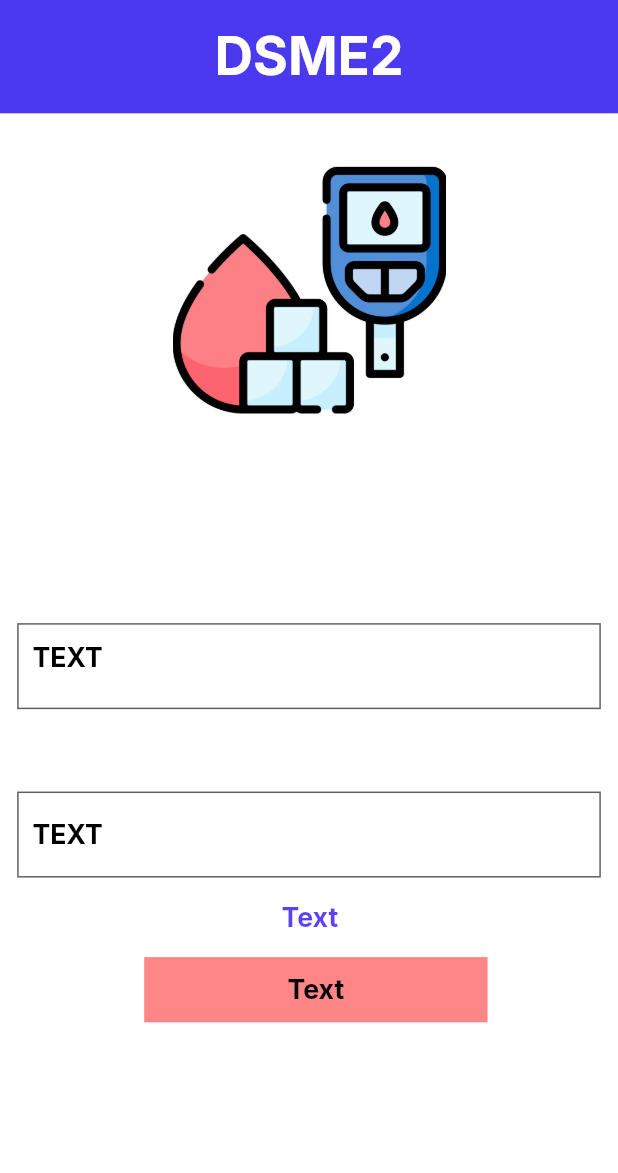
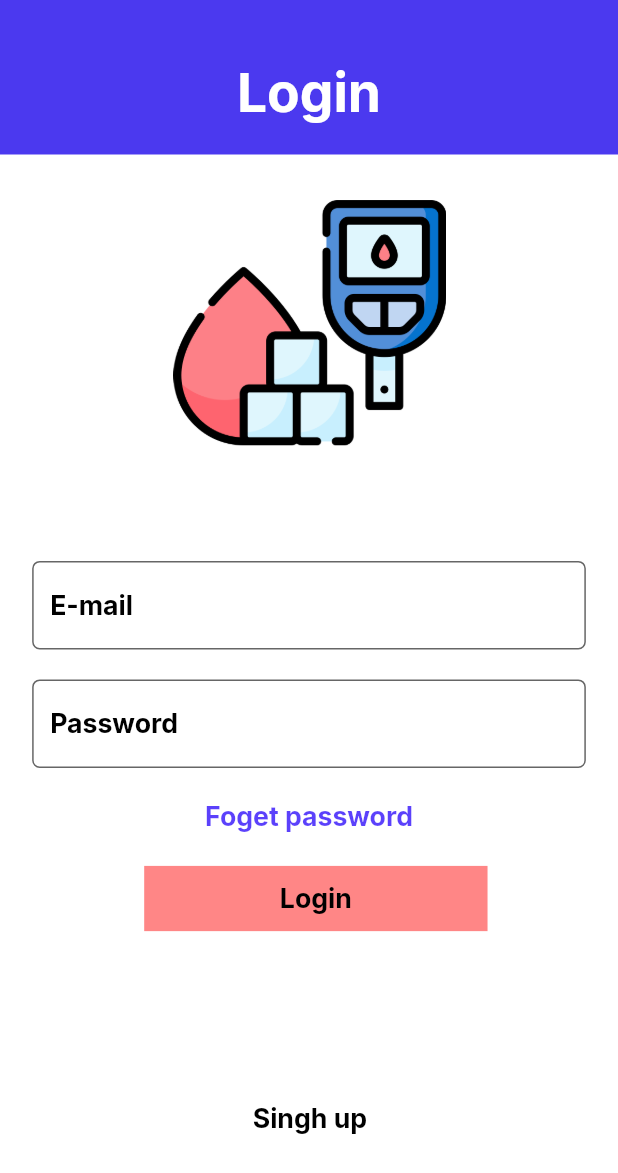
Before and after one commit to Adisorn1999/Fluterr_Project_rbru, a Flutter app: the screen it shows after launch, on a phone screen of 412 x 824 dp. Shown: the top 1173 px of the screen. Run offline on Flutter 3.47's test engine with Material 2 defaults, Android fonts, the phone set to English and light mode, and no system bars; our stand-ins replace google_fonts.

Commit message:
customize page Login
Customize the style (Email-Password)

```diff
--- a/Fluterr_Project_rbru/lib/page/login.dart
+++ b/Fluterr_Project_rbru/lib/page/login.dart
@@ -5,6 +5,10 @@ import 'package:google_fonts/google_fonts.dart';
 import 'package:myapp/utils.dart';
 
 class Scene extends StatelessWidget {
+  TextEditingController _ctrlEmail = TextEditingController();
+  TextEditingController _ctrlPassword = TextEditingController();
+  final _formke = GlobalKey();
+  Future doLogin() async {}
   @override
   Widget build(BuildContext context) {
     double baseWidth = 360;
@@ -15,7 +19,7 @@ class Scene extends StatelessWidget {
       child: Container(
         // loginnzY (31:579)
         width: double.infinity,
-        decoration: BoxDecoration (
+        decoration: BoxDecoration(
           color: Color(0xffffffff),
         ),
         child: Column(
@@ -24,18 +28,18 @@ class Scene extends StatelessWidget {
             Container(
               // autogroup6qguPcx (6wZyiJFNz1NnEAuXoq6QGU)
               width: double.infinity,
-              height: 66*fem,
-              decoration: BoxDecoration (
+              height: 90 * fem,
+              decoration: BoxDecoration(
                 color: Color(0xff4b39ef),
               ),
               child: Center(
                 child: Text(
-                  'DSME2',
-                  style: SafeGoogleFont (
+                  'Login',
+                  style: SafeGoogleFont(
                     'Inter',
-                    fontSize: 32*ffem,
+                    fontSize: 32 * ffem,
                     fontWeight: FontWeight.w700,
-                    height: 1.2125*ffem/fem,
+                    height: 2.2125 * ffem / fem,
                     color: Color(0xffffffff),
                   ),
                 ),
@@ -43,47 +47,28 @@ class Scene extends StatelessWidget {
             ),
             Container(
               // autogrouptbiu7hN (6wZziGanVPZuBWpcLXtBiU)
-              padding: EdgeInsets.fromLTRB(10*fem, 23*fem, 10*fem, 28*fem),
+              padding:
+                  EdgeInsets.fromLTRB(10 * fem, 23 * fem, 10 * fem, 28 * fem),
               width: double.infinity,
               child: Column(
                 crossAxisAlignment: CrossAxisAlignment.center,
                 children: [
                   Container(
                     // autogroupbun8Pet (6wZyunvE9LGz79MZCvBUn8)
-                    margin: EdgeInsets.fromLTRB(58*fem, 0*fem, 90*fem, 114*fem),
+                    margin: EdgeInsets.fromLTRB(
+                        58 * fem, 0 * fem, 90 * fem, 50 * fem),
                     width: double.infinity,
-                    height: 160*fem,
+                    height: 155 * fem,
                     child: Stack(
                       children: [
                         Positioned(
-                          // textT8x (31:587)
-                          left: 0*fem,
-                          top: 102*fem,
+                          // rectangle136r8 (31:599)
+                          left: 33 * fem,
+                          top: 0 * fem,
                           child: Align(
                             child: SizedBox(
-                              width: 43*fem,
-                              height: 20*fem,
-                              child: Text(
-                                'TEXT',
-                                style: SafeGoogleFont (
-                                  'Inter',
-                                  fontSize: 16*ffem,
-                                  fontWeight: FontWeight.w700,
-                                  height: 1.2125*ffem/fem,
-                                  color: Color(0xffffffff),
-                                ),
-                              ),
-                            ),
-                          ),
-                        ),
-                        Positioned(
-                          // rectangle136r8 (31:599)
-                          left: 33*fem,
-                          top: 0*fem,
-                          child: Align(
-                            child: SizedBox(
-                              width: 159*fem,
-                              height: 160*fem,
+                              width: 159 * fem,
+                              height: 150 * fem,
                               child: Image.asset(
                                 'assets/page-1/images/rectangle-13.png',
                                 fit: BoxFit.cover,
@@ -96,74 +81,84 @@ class Scene extends StatelessWidget {
                   ),
                   Container(
                     // autogroupoo3iZzc (6wZz3nguPPLX4n6sq9oo3i)
-                    margin: EdgeInsets.fromLTRB(0*fem, 0*fem, 0*fem, 48*fem),
-                    padding: EdgeInsets.fromLTRB(8*fem, 10*fem, 8*fem, 20*fem),
-                    width: double.infinity,
-                    decoration: BoxDecoration (
-                      border: Border.all(color: Color(0x9e000000)),
-                      color: Color(0xffffffff),
-                    ),
-                    child: Text(
-                      'TEXT',
-                      style: SafeGoogleFont (
-                        'Inter',
-                        fontSize: 16*ffem,
-                        fontWeight: FontWeight.w700,
-                        height: 1.2125*ffem/fem,
-                        color: Color(0xff000000),
+                    child: Padding(
+                      padding: const EdgeInsets.all(10.0),
+                      child: TextFormField(
+                        controller: _ctrlEmail,
+                        decoration: InputDecoration(
+                            fillColor: Colors.white70,
+                            filled: true,
+                            label: Text(
+                              "E-mail",
+                              style: SafeGoogleFont(
+                                'Inter',
+                                fontSize: 16 * ffem,
+                                fontWeight: FontWeight.w700,
+                                height: 1.2125 * ffem / fem,
+                                color: Color(0xff000000),
+                              ),
+                            ),
+                            border: OutlineInputBorder(
+                                borderRadius: BorderRadius.circular(5.0))),
                       ),
                     ),
                   ),
                   Container(
-                    // autogroupp6ycPik (6wZzD2vVtKdHvc2bJYp6Yc)
-                    margin: EdgeInsets.fromLTRB(0*fem, 0*fem, 0*fem, 14*fem),
-                    padding: EdgeInsets.fromLTRB(8*fem, 15*fem, 8*fem, 15*fem),
-                    width: double.infinity,
-                    decoration: BoxDecoration (
-                      border: Border.all(color: Color(0x9e000000)),
-                      color: Color(0xffffffff),
-                    ),
-                    child: Text(
-                      'TEXT',
-                      style: SafeGoogleFont (
-                        'Inter',
-                        fontSize: 16*ffem,
-                        fontWeight: FontWeight.w700,
-                        height: 1.2125*ffem/fem,
-                        color: Color(0xff000000),
+                    child: Padding(
+                      padding: const EdgeInsets.all(10.0),
+                      child: TextFormField(
+                        obscureText: true,
+                        controller: _ctrlPassword,
+                        decoration: InputDecoration(
+                            fillColor: Colors.white70,
+                            filled: true,
+                            label: Text(
+                              "Password",
+                              style: SafeGoogleFont(
+                                'Inter',
+                                fontSize: 16 * ffem,
+                                fontWeight: FontWeight.w700,
+                                height: 1.2125 * ffem / fem,
+                                color: Color(0xff000000),
+                              ),
+                            ),
+                            border: OutlineInputBorder(
+                                borderRadius: BorderRadius.circular(5.0))),
                       ),
                     ),
                   ),
                   Container(
                     // textcbW (31:601)
-                    margin: EdgeInsets.fromLTRB(1*fem, 0*fem, 0*fem, 14*fem),
+                    margin: EdgeInsets.fromLTRB(
+                        0 * fem, 10 * fem, 0 * fem, 20 * fem),
                     child: Text(
-                      'Text',
-                      style: SafeGoogleFont (
+                      'Foget password',
+                      style: SafeGoogleFont(
                         'Inter',
-                        fontSize: 16*ffem,
+                        fontSize: 16 * ffem,
                         fontWeight: FontWeight.w700,
-                        height: 1.2125*ffem/fem,
+                        height: 1.2125 * ffem / fem,
                         color: Color(0xc62c0afa),
                       ),
                     ),
                   ),
                   Container(
                     // autogroupvayu6ma (6wZzRMuHtEgKjhvsw5VAYU)
-                    margin: EdgeInsets.fromLTRB(74*fem, 0*fem, 66*fem, 155*fem),
+                    margin: EdgeInsets.fromLTRB(
+                        74 * fem, 0 * fem, 66 * fem, 100 * fem),
                     width: double.infinity,
-                    height: 38*fem,
-                    decoration: BoxDecoration (
+                    height: 38 * fem,
+                    decoration: BoxDecoration(
                       color: Color(0x82ff1111),
                     ),
                     child: Center(
                       child: Text(
-                        'Text',
-                        style: SafeGoogleFont (
+                        'Login',
+                        style: SafeGoogleFont(
                           'Inter',
-                          fontSize: 16*ffem,
+                          fontSize: 16 * ffem,
                           fontWeight: FontWeight.w700,
-                          height: 1.2125*ffem/fem,
+                          height: 1.2125 * ffem / fem,
                           color: Color(0xff000000),
                         ),
                       ),
@@ -171,14 +166,15 @@ class Scene extends StatelessWidget {
                   ),
                   Container(
                     // textwnC (31:603)
-                    margin: EdgeInsets.fromLTRB(1*fem, 0*fem, 0*fem, 0*fem),
+                    margin:
+                        EdgeInsets.fromLTRB(1 * fem, 0 * fem, 0 * fem, 0 * fem),
                     child: Text(
-                      'Text',
-                      style: SafeGoogleFont (
+                      'Singh up',
+                      style: SafeGoogleFont(
                         'Inter',
-                        fontSize: 16*ffem,
+                        fontSize: 16 * ffem,
                         fontWeight: FontWeight.w700,
-                        height: 1.2125*ffem/fem,
+                        height: 1.2125 * ffem / fem,
                         color: Color(0xff000000),
                       ),
                     ),
@@ -189,6 +185,6 @@ class Scene extends StatelessWidget {
           ],
         ),
       ),
-          );
+    );
   }
 }
```
Also changed, not shown: Fluterr_Project_rbru/lib/page/detailsdiabete1.dart (+47 -42 lines).
